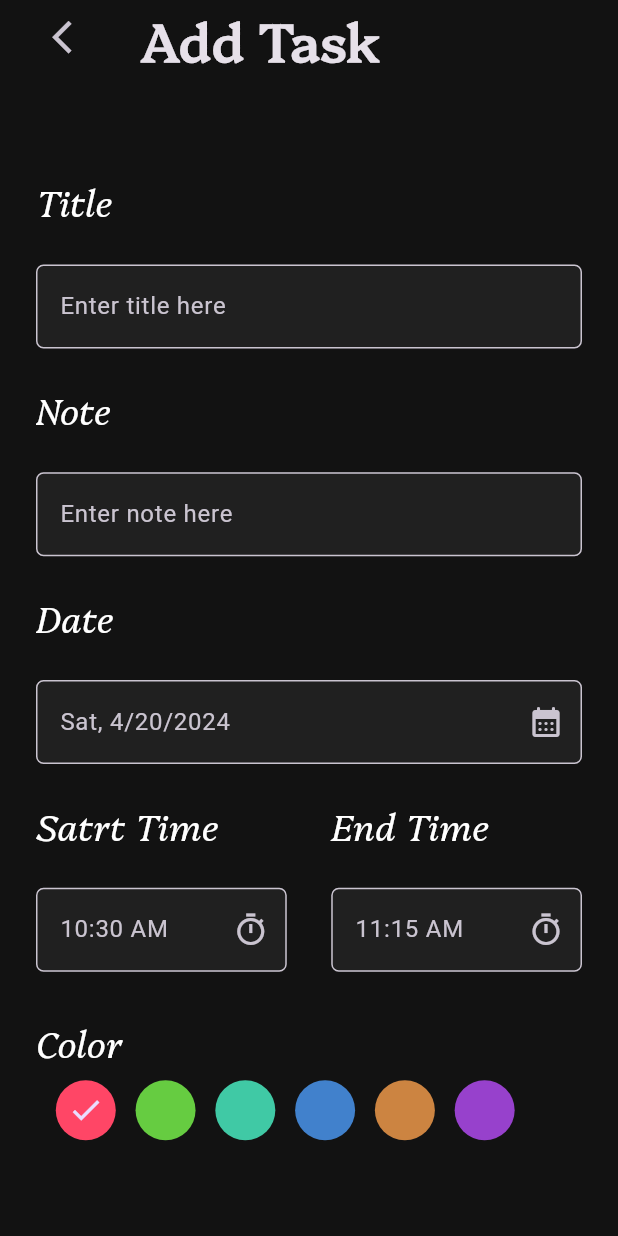
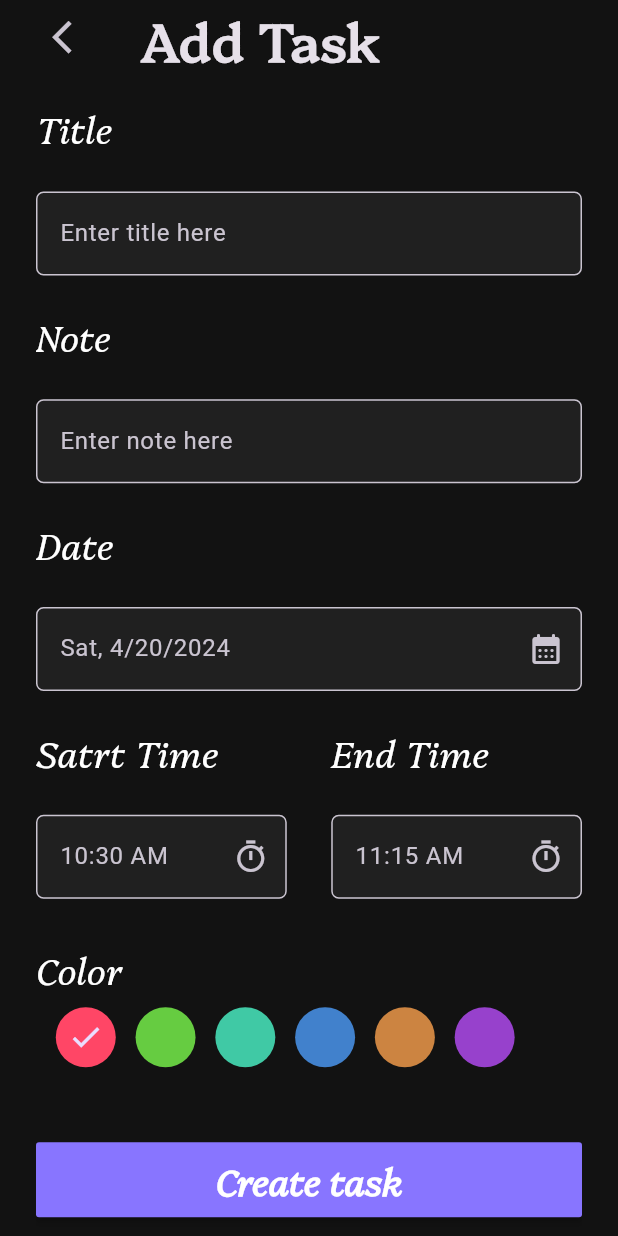
Before and after one commit to AnasAlhamadd/taskmanger, a Flutter app: the AddTaskView screen opened by its route, on a phone screen of 412 x 824 dp. Run offline on Flutter 3.47's test engine with Material 3 defaults, Android fonts, the phone set to English and light mode, and no system bars; our stand-ins replace bloc, date_picker_timeline, firebase_auth, firebase_core, flutter_bloc, flutter_screenutil and 4 more; accounts and stored records are empty.

Commit message:
Merge branch 'main' of https://github.com/AnasAlhamadd/taskmanger

```diff
--- /dev/null
+++ b/lib/Feature/add_task_screen/cubit/addtask_state.dart
@@ -0,0 +1,6 @@
+part of 'addtask_cubit.dart';
+
+@immutable
+sealed class AddtaskState {}
+
+final class AddtaskInitial extends AddtaskState {}
--- a/lib/Feature/add_task_screen/prisintaion/views/widgets/add_task_viewbody.dart
+++ b/lib/Feature/add_task_screen/prisintaion/views/widgets/add_task_viewbody.dart
@@ -31,9 +31,7 @@ class _AddTaskViewBodyState extends State<AddTaskViewBody> {
           child: ListView(
             children: [
               const CustomAppBarInAddTask(),
-              SizedBox(
-                height: 48.0.h,
-              ),
+
               // !Title
               CustomTextFormInAddTask(
                   validator: (input) {
@@ -161,7 +159,7 @@ class _AddTaskViewBodyState extends State<AddTaskViewBody> {
                 ],
               ),
               const SizedBox(
-                height: 100,
+                height: 50,
               ),
               MaterialButton(
                   height: 50,
@@ -176,7 +174,7 @@ class _AddTaskViewBodyState extends State<AddTaskViewBody> {
                         color: Colors.white, fontWeight: FontWeight.bold),
                   )),
               const SizedBox(
-                height: 100,
+                height: 50,
               ),
             ],
           )),
```
Also changed, not shown: lib/Feature/add_task_screen/cubit/addtask_cubit.dart (added, +8 -0 lines).
